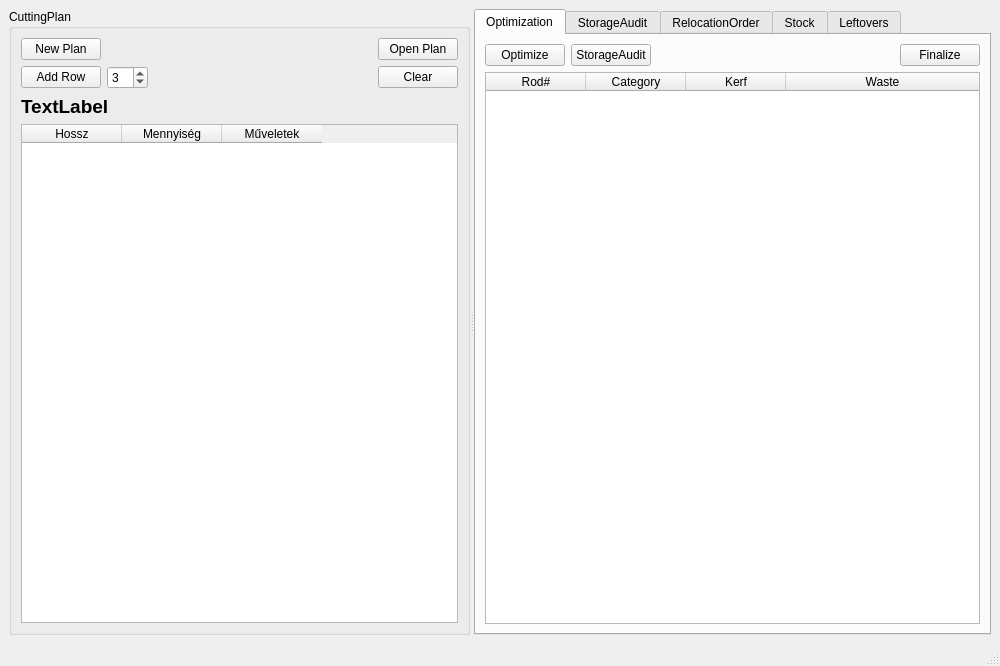
Qt form view/MainWindow.ui (horvathzoltan/cutplannerpro) before a commit.
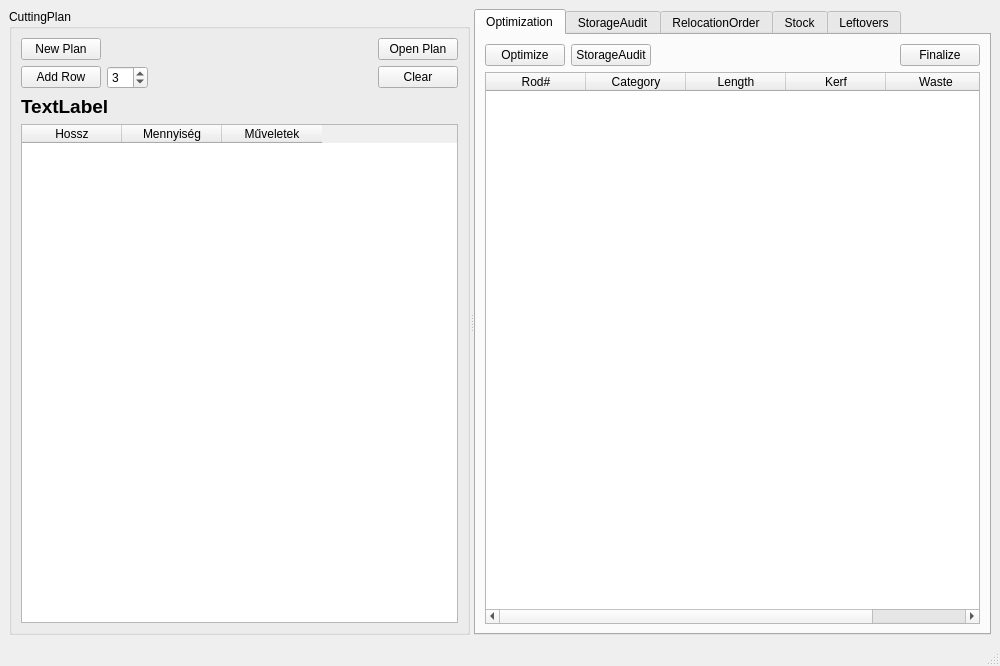
The same form after that commit. The open tabs and pages were chosen to show the change.

Patch:
```diff
--- a/view/MainWindow.ui
+++ b/view/MainWindow.ui
@@ -253,6 +253,11 @@
              <string>Category</string>
             </property>
            </column>
+           <column>
+            <property name="text">
+             <string>Length</string>
+            </property>
+           </column>
            <column>
             <property name="text">
              <string>Kerf</string>
```
Left out of the diff: 2 changed lines with no effect on the pictures.
